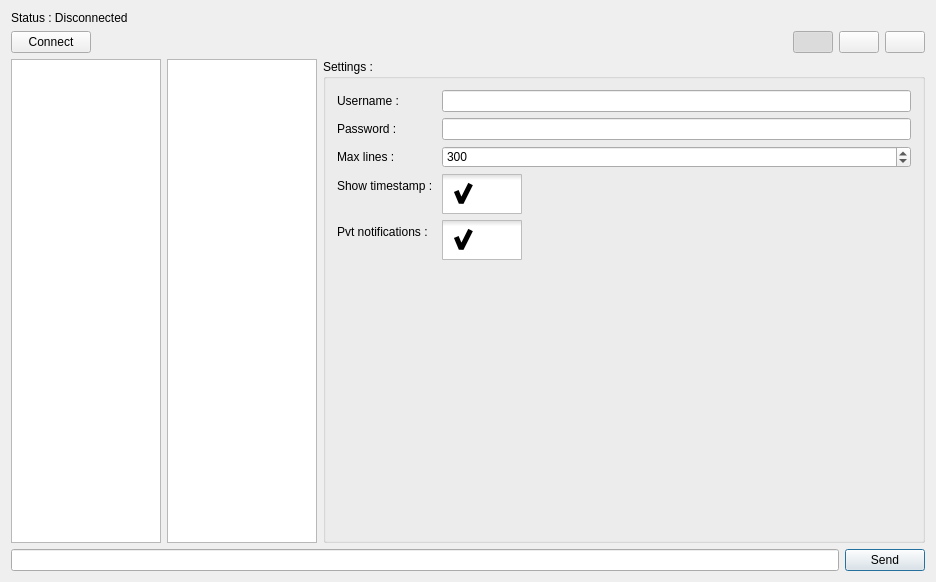
PopRe/PopMM-Mobile, file dialog.ui: the form before one commit.
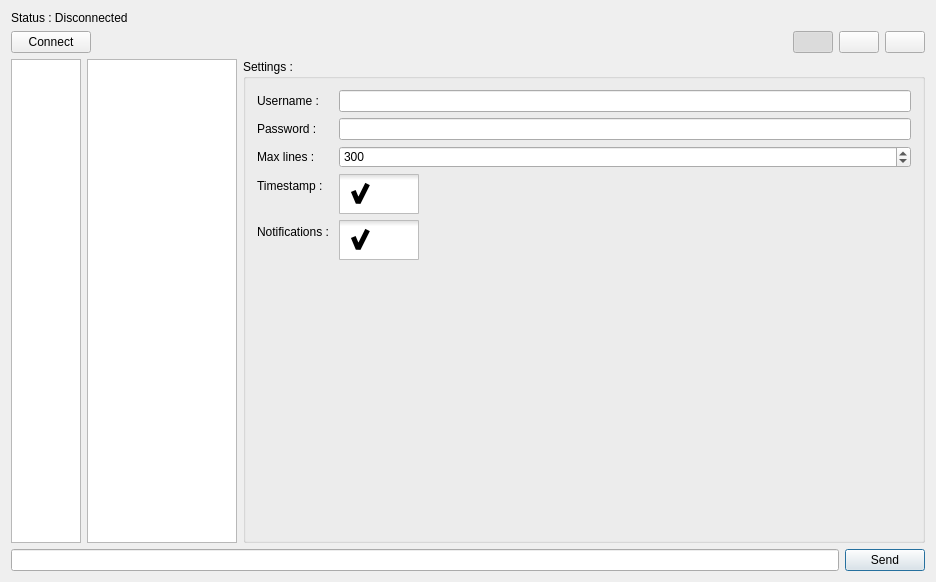
The form after the commit. Icons and pictures are not drawn.

Commit message: Fixed bugs with sending pvt messages. user list is sorted alphabetically now.

What changed in the file:
```diff
--- a/dialog.ui
+++ b/dialog.ui
@@ -195,7 +195,7 @@
       <widget class="QGroupBox" name="groupBox">
        <property name="sizePolicy">
         <sizepolicy hsizetype="Expanding" vsizetype="Expanding">
-         <horstretch>12</horstretch>
+         <horstretch>250</horstretch>
          <verstretch>0</verstretch>
         </sizepolicy>
        </property>
@@ -241,7 +241,7 @@
           <item row="3" column="0">
            <widget class="QLabel" name="showTimestampLabel">
             <property name="text">
-             <string>Show timestamp : </string>
+             <string>Timestamp : </string>
             </property>
            </widget>
           </item>
@@ -255,7 +255,7 @@
           <item row="4" column="0">
            <widget class="QLabel" name="pvtNotificationsLabel">
             <property name="text">
-             <string>Pvt notifications : </string>
+             <string>Notifications : </string>
             </property>
            </widget>
           </item>
```
The commit also changes 2 other files.
